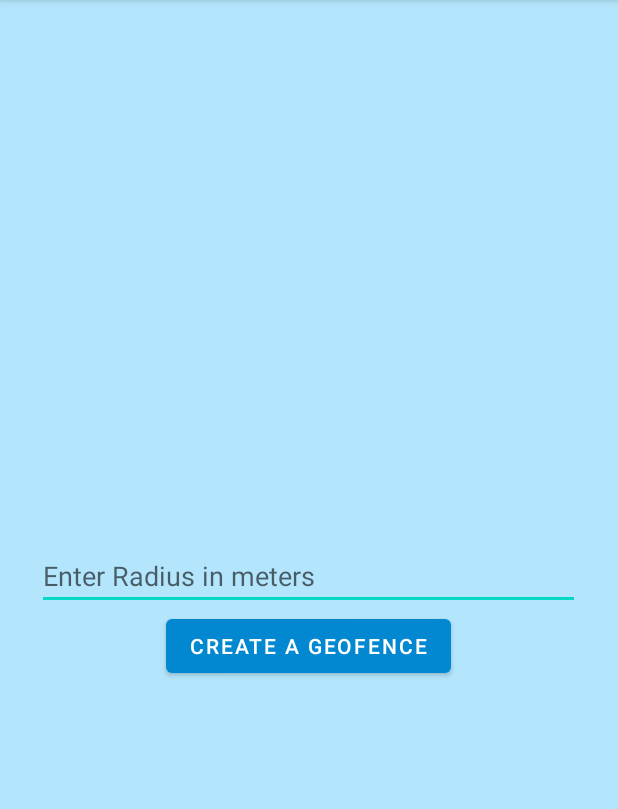
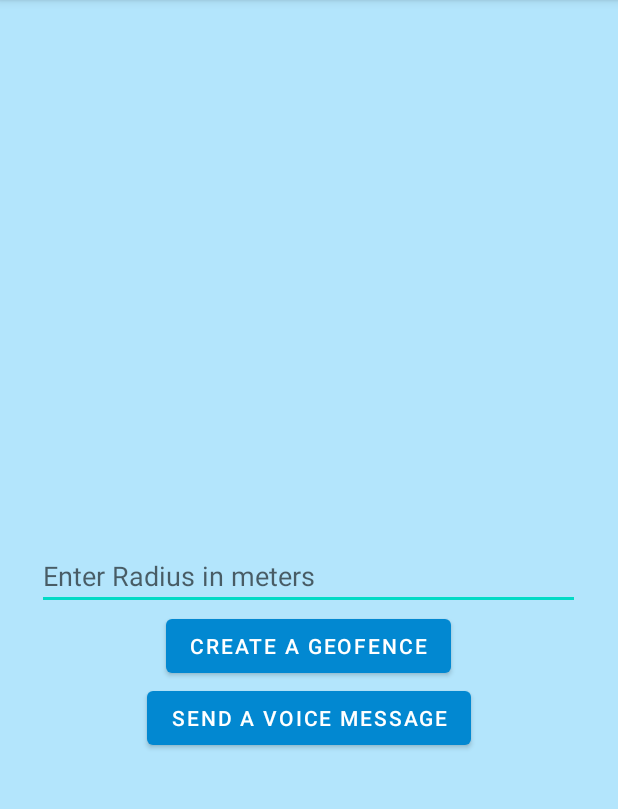
Before and after one commit to nshashankvarma/Voiders, an Android app: the screen it shows after launch (MainActivity), on a phone screen of 412 x 824 dp, the part 84-893 px from its top. Run offline under Robolectric (Android 15) with nearby library versions, the phone set to English and light mode, and no system bars; our stand-ins replace Firebase (no records; nobody signed in at launch, a user with empty details on screens opened directly).

Commit message:
HashCode

```diff
--- a/HashCodeDemo/app/src/main/java/com/example/hashcodedemo/AlertActivity.java
+++ b/HashCodeDemo/app/src/main/java/com/example/hashcodedemo/AlertActivity.java
@@ -20,6 +20,8 @@ import android.widget.TextView;
 import android.widget.Toast;
 
 import com.google.android.gms.tasks.OnSuccessListener;
+import com.google.firebase.database.DatabaseReference;
+import com.google.firebase.database.FirebaseDatabase;
 import com.google.firebase.storage.FirebaseStorage;
 import com.google.firebase.storage.StorageReference;
 import com.google.firebase.storage.UploadTask;
@@ -36,6 +38,7 @@ public class AlertActivity extends AppCompatActivity {
     String fileName = null;
 
     private StorageReference storageReference;
+    private DatabaseReference databaseReference;
     ProgressDialog progressBar;
 
     @Override
@@ -68,6 +71,7 @@ public class AlertActivity extends AppCompatActivity {
 
 
         storageReference = FirebaseStorage.getInstance().getReference();
+        databaseReference = FirebaseDatabase.getInstance().getReference("flag");
 
         button.setOnTouchListener(new View.OnTouchListener() {
             @Override
@@ -121,6 +125,7 @@ public class AlertActivity extends AppCompatActivity {
         filepath.putFile(uri).addOnSuccessListener(new OnSuccessListener<UploadTask.TaskSnapshot>() {
             @Override
             public void onSuccess(UploadTask.TaskSnapshot taskSnapshot) {
+                databaseReference.setValue("true");
                 Toast.makeText(AlertActivity.this, "Voice Mail Sent!!", Toast.LENGTH_SHORT).show();
 
             }
--- a/HashCodeDemo/app/src/main/java/com/example/hashcodedemo/MainActivity.java
+++ b/HashCodeDemo/app/src/main/java/com/example/hashcodedemo/MainActivity.java
@@ -29,7 +29,7 @@ import com.google.firebase.database.ValueEventListener;
 
 public class MainActivity extends AppCompatActivity {
     EditText radiusEditText;
-    Button button;
+    Button button, button3;
 
 
 
@@ -40,6 +40,7 @@ public class MainActivity extends AppCompatActivity {
 
         radiusEditText = (EditText)findViewById(R.id.radiusEditText);
         button = (Button)findViewById(R.id.button);
+        button3 = (Button)findViewById(R.id.button3);
 
         button.setOnClickListener(new View.OnClickListener() {
             @Override
@@ -50,5 +51,13 @@ public class MainActivity extends AppCompatActivity {
             }
         });
 
+        button3.setOnClickListener(new View.OnClickListener() {
+            @Override
+            public void onClick(View v) {
+                Intent i = new Intent(MainActivity.this, AlertActivity.class);
+                startActivity(i);
+            }
+        });
+
     }
 }
--- a/HashCodeDemo/app/src/main/res/layout/activity_main.xml
+++ b/HashCodeDemo/app/src/main/res/layout/activity_main.xml
@@ -28,4 +28,13 @@
         android:text="Create a Geofence"
         app:backgroundTint="#0288D1" />
 
+    <Button
+        android:id="@+id/button3"
+        android:layout_width="wrap_content"
+        android:layout_height="wrap_content"
+        android:layout_below="@id/button"
+        android:layout_centerHorizontal="true"
+        android:text="Send a Voice Message"
+        app:backgroundTint="#0288D1" />
+
 </RelativeLayout>
--- a/User2/app/build.gradle
+++ b/User2/app/build.gradle
@@ -35,6 +35,7 @@ dependencies {
     implementation 'com.google.android.material:material:1.2.1'
     implementation 'androidx.constraintlayout:constraintlayout:2.0.4'
     implementation 'com.google.firebase:firebase-database:19.6.0'
+    implementation 'com.google.firebase:firebase-storage:19.2.1'
     testImplementation 'junit:junit:4.+'
     androidTestImplementation 'androidx.test.ext:junit:1.1.2'
     androidTestImplementation 'androidx.test.espresso:espresso-core:3.3.0'
```
